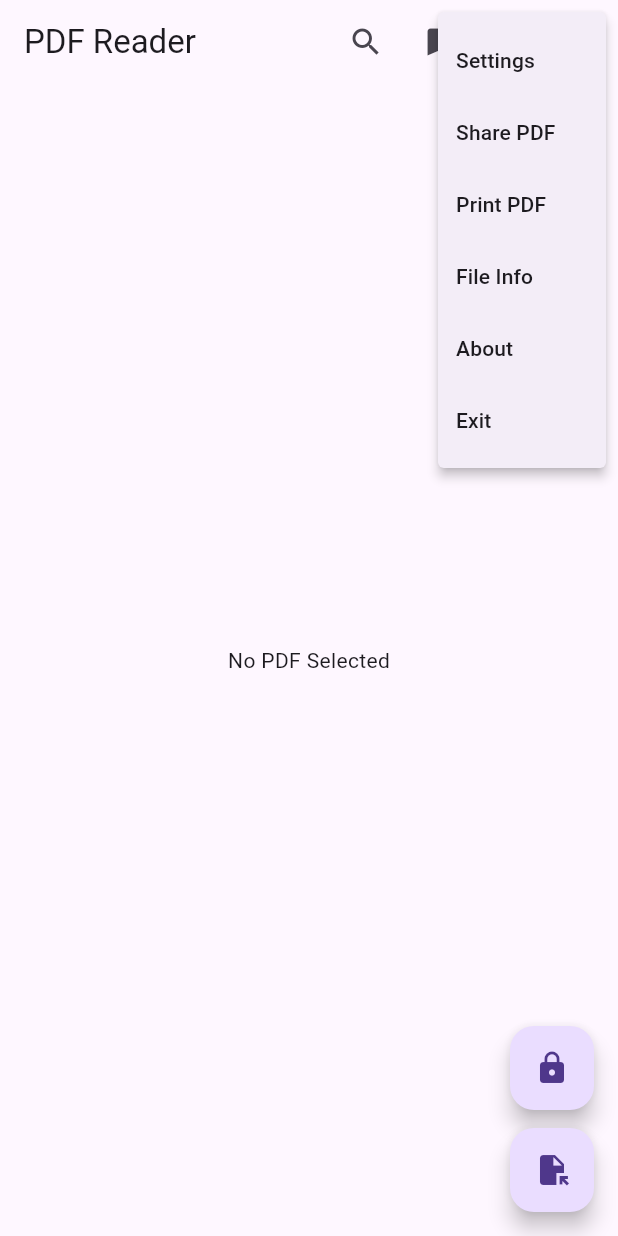
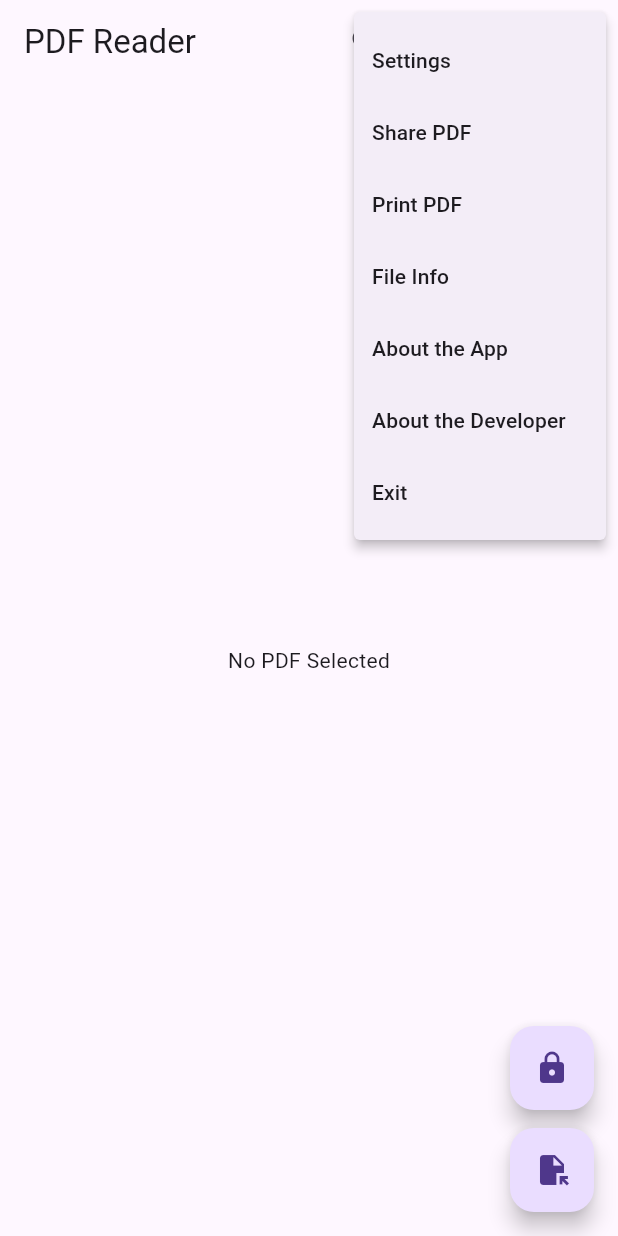
Before and after one commit to Tosin-JD/pdf_reader, a Flutter app: the screen it shows after launch, after a tap on the "more vert" icon, on a phone screen of 412 x 824 dp. Run offline on Flutter 3.47's test engine with Material 3 defaults, Android fonts, the phone set to English and light mode, and no system bars; our stand-ins replace file_picker, flutter_bloc, printing, share_plus, shared_preferences, wakelock_plus; missing offline and left inert: syncfusion_flutter_pdfviewer.

Commit message:
add about developer

```diff
--- a/lib/main.dart
+++ b/lib/main.dart
@@ -10,10 +10,11 @@ import 'package:pdf_reader/domain/usecases/share_pdf_file.dart';
 import 'package:pdf_reader/presentation/bloc/orientation_cubit.dart';
 import 'package:pdf_reader/presentation/bloc/pdf_bloc.dart';
 import 'package:pdf_reader/presentation/bloc/wakelock_cubit.dart';
+import 'package:pdf_reader/presentation/screens/about_developer_screen.dart';
 import 'package:pdf_reader/presentation/screens/home_screen.dart';
 import 'package:pdf_reader/presentation/screens/settings_screen.dart';
 import 'package:pdf_reader/core/navigation/navigation_service.dart';
-import 'package:pdf_reader/presentation/screens/about_screen.dart';
+import 'package:pdf_reader/presentation/screens/about_app_screen.dart';
 import 'package:pdf_reader/presentation/bloc/theme_cubit.dart';
 
 final NavigationService navigationService = NavigationService();
@@ -72,7 +73,8 @@ class MyApp extends StatelessWidget {
           home: const HomeScreen(),
           routes: {
             '/settings': (_) => const SettingsScreen(),
-            '/about': (_) => const AboutScreen(),
+            '/about-app': (_) => const AboutAppScreen(),
+            '/about-developer': (_) => const AboutDeveloperScreen(),
           },
         );
       },
--- a/lib/presentation/screens/about_screen.dart
+++ b/lib/presentation/screens/about_app_screen.dart
@@ -1,7 +1,7 @@
 import 'package:flutter/material.dart';
 
-class AboutScreen extends StatelessWidget {
-  const AboutScreen({super.key});
+class AboutAppScreen extends StatelessWidget {
+  const AboutAppScreen({super.key});
 
   @override
   Widget build(BuildContext context) {
--- a/lib/widgets/appbar_menu.dart
+++ b/lib/widgets/appbar_menu.dart
@@ -99,8 +99,11 @@ class AppBarMenu extends StatelessWidget {
               case 'info':
                 _showPdfInfoDialog(context);
                 break;
-              case 'about':
+              case 'about-app':
                 navigationService.navigateTo('/about');
+                break;
+              case 'about-developer':
+                navigationService.navigateTo('/about-developer');
                 break;
               case 'exit':
                 exit(0);
@@ -111,7 +114,8 @@ class AppBarMenu extends StatelessWidget {
             PopupMenuItem(value: 'share', child: Text('Share PDF')),
             PopupMenuItem(value: 'print', child: Text('Print PDF')),
             PopupMenuItem(value: 'info', child: Text('File Info')),
-            PopupMenuItem(value: 'about', child: Text('About')),
+            PopupMenuItem(value: 'about-app', child: Text('About the App')),
+            PopupMenuItem(value: 'about-developer', child: Text('About the Developer')),
             PopupMenuItem(value: 'exit', child: Text('Exit')),
           ],
         ),
--- a/pubspec.yaml
+++ b/pubspec.yaml
@@ -43,6 +43,7 @@ dependencies:
   wakelock_plus: ^1.3.2
   share_plus: ^11.0.0
   printing: ^5.14.2
+  url_launcher: ^6.3.2
 
 dev_dependencies:
   flutter_test:
```
Also changed, not shown: lib/presentation/screens/about_developer_screen.dart (added, +58 -0 lines), pubspec.lock.
